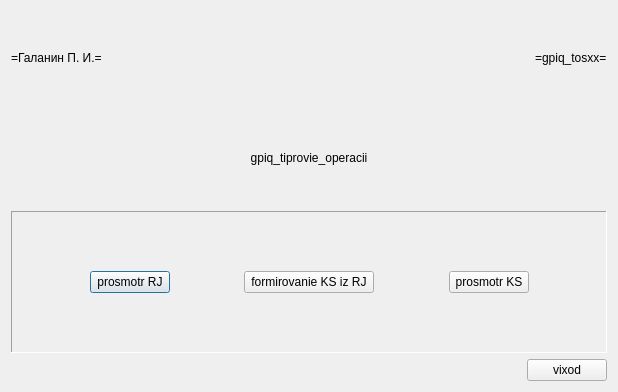
Old version of the form gpiq_/gpiq_/gpiq_rjtks.ui in the repository BrSTU-PO4-190333/5sem_NPO_old.
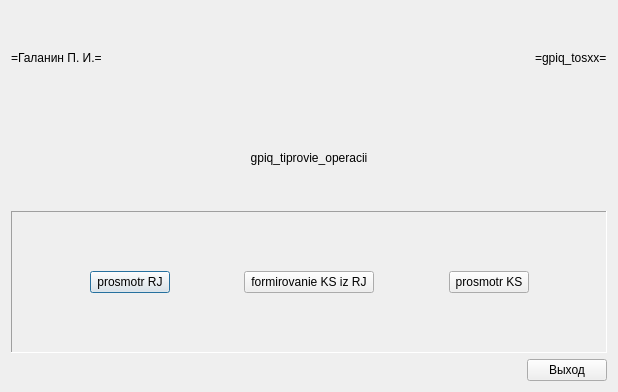
New version of the form.

The edit to the form file:
```diff
--- a/gpiq_/gpiq_/gpiq_rjtks.ui
+++ b/gpiq_/gpiq_/gpiq_rjtks.ui
@@ -177,7 +177,7 @@
      <item>
       <widget class="QPushButton" name="gpiq_rjtks_exit_c">
        <property name="text">
-        <string>vixod</string>
+        <string>Выход</string>
        </property>
       </widget>
      </item>
```
